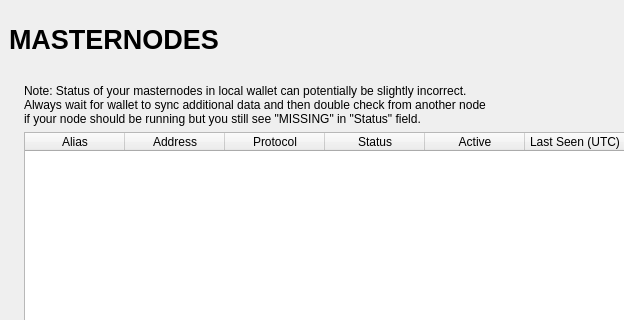
Above: src/qt/forms/masternodelist.ui from AtheneumChain/Atheneum before the change; both pictures show x 0 to 624 and y 0 to 320 of the 952 by 457 pixel window. Below: the same form after it.
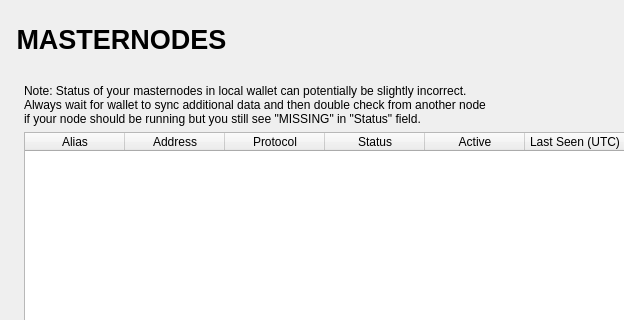
That is the form after the change.

```diff
--- a/src/qt/forms/masternodelist.ui
+++ b/src/qt/forms/masternodelist.ui
@@ -70,7 +70,7 @@
              </font>
             </property>
             <property name="text">
-             <string>MASTERNODES</string>
+             <string> MASTERNODES</string>
             </property>
            </widget>
           </item>
```
